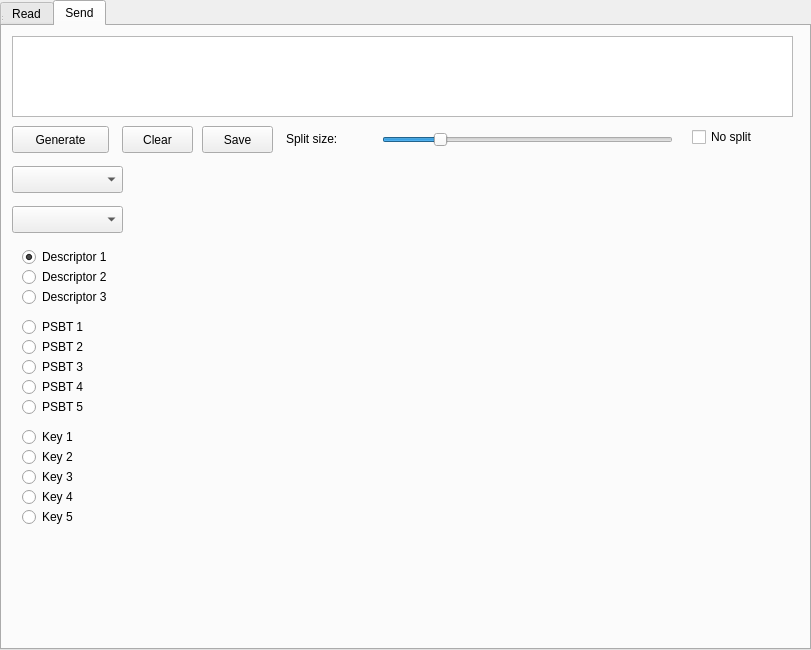
The window that form.ui (pythcoiner/SeedQReader) describes before a commit, drawn with Qt 5.
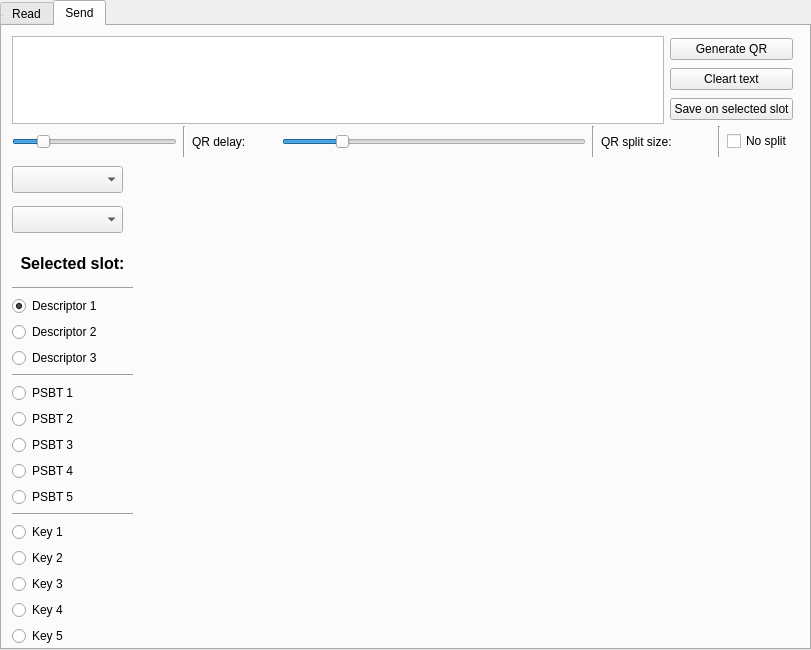
The same window after the commit. The open tabs and pages were chosen to show the change.

Commit message: Adding delay slider to QR and other small changes

What changed in the file:
```diff
--- a/form.ui
+++ b/form.ui
@@ -1,6 +1,14 @@
 <?xml version="1.0" encoding="UTF-8"?>
 <ui version="4.0">
   <widget class="QWidget" name="centralwidget">
+  <property name="geometry">
+   <rect>
+    <x>0</x>
+    <y>0</y>
+    <width>811</width>
+    <height>650</height>
+   </rect>
+  </property>
    <widget class="QTabWidget" name="tabWidget">
     <property name="geometry">
      <rect>
@@ -65,70 +73,86 @@
        <string/>
       </property>
      </widget>
-     <widget class="QPushButton" name="btn_start_read">
+    <widget class="QWidget" name="verticalLayoutWidget_2">
       <property name="geometry">
        <rect>
         <x>10</x>
-        <y>320</y>
-        <width>161</width>
-        <height>27</height>
-       </rect>
-      </property>
-      <property name="text">
-       <string>Start Read</string>
-      </property>
-     </widget>
-     <widget class="QComboBox" name="combo_camera">
-      <property name="geometry">
-       <rect>
-        <x>10</x>
-        <y>30</y>
-        <width>111</width>
-        <height>27</height>
-       </rect>
-      </property>
-     </widget>
-     <widget class="QLabel" name="split_size_2">
-      <property name="geometry">
-       <rect>
-        <x>20</x>
-        <y>10</y>
-        <width>91</width>
-        <height>17</height>
-       </rect>
+       <y>20</y>
+       <width>151</width>
+       <height>94</height>
+      </rect>
+     </property>
+     <layout class="QVBoxLayout" name="verticalLayout_4">
+      <item>
+       <widget class="QLabel" name="camera_label">
+        <property name="font">
+         <font>
+          <pointsize>11</pointsize>
+          <bold>true</bold>
+         </font>
       </property>
       <property name="text">
        <string>Camera:</string>
       </property>
-     </widget>
+        <property name="alignment">
+         <set>Qt::AlignCenter</set>
+        </property>
+       </widget>
+      </item>
+      <item>
+       <widget class="Line" name="line_7">
+        <property name="orientation">
+         <enum>Qt::Horizontal</enum>
+        </property>
+       </widget>
+      </item>
+      <item>
+       <layout class="QHBoxLayout" name="horizontalLayout_4">
+        <item>
+         <widget class="QComboBox" name="combo_camera">
+          <property name="sizePolicy">
+           <sizepolicy hsizetype="Expanding" vsizetype="Fixed">
+            <horstretch>0</horstretch>
+            <verstretch>0</verstretch>
+           </sizepolicy>
+          </property>
+         </widget>
+        </item>
+        <item>
      <widget class="QPushButton" name="btn_camera_update">
-      <property name="geometry">
-       <rect>
-        <x>90</x>
-        <y>3</y>
-        <width>31</width>
-        <height>27</height>
-       </rect>
-      </property>
+          <property name="sizePolicy">
+           <sizepolicy hsizetype="Minimum" vsizetype="Fixed">
+            <horstretch>0</horstretch>
+            <verstretch>0</verstretch>
+           </sizepolicy>
+          </property>
+          <property name="minimumSize">
+           <size>
+            <width>0</width>
+            <height>0</height>
+           </size>
+          </property>
       <property name="text">
-       <string/>
-      </property>
+           <string>🔍</string>
+          </property>
+         </widget>
+        </item>
+       </layout>
+      </item>
+      <item>
+       <widget class="QPushButton" name="btn_start_read">
+        <property name="text">
+         <string>Start Read</string>
+        </property>
+       </widget>
+      </item>
+     </layout>
      </widget>
     </widget>
     <widget class="QWidget" name="send_tab">
      <attribute name="title">
       <string>Send</string>
      </attribute>
-     <widget class="QPlainTextEdit" name="data_out">
-      <property name="geometry">
-       <rect>
-        <x>10</x>
-        <y>10</y>
-        <width>781</width>
-        <height>81</height>
-       </rect>
-      </property>
-     </widget>
      <widget class="QLabel" name="video_out">
       <property name="geometry">
        <rect>
@@ -142,28 +166,51 @@
        <string/>
       </property>
      </widget>
-     <widget class="QPushButton" name="btn_generate">
+    <widget class="QComboBox" name="combo_type">
       <property name="geometry">
        <rect>
         <x>10</x>
-        <y>100</y>
-        <width>97</width>
+       <y>180</y>
+       <width>111</width>
         <height>27</height>
+      </rect>
+     </property>
+    </widget>
+    <widget class="QComboBox" name="combo_format">
+     <property name="geometry">
+      <rect>
+       <x>10</x>
+       <y>140</y>
+       <width>111</width>
+       <height>27</height>
+      </rect>
+     </property>
+    </widget>
+    <widget class="QLabel" name="steps">
+     <property name="geometry">
+      <rect>
+       <x>440</x>
+       <y>590</y>
+       <width>67</width>
+       <height>17</height>
        </rect>
       </property>
       <property name="text">
-       <string>Generate</string>
-      </property>
-     </widget>
+      <string/>
+     </property>
+    </widget>
+    <widget class="QWidget" name="horizontalLayoutWidget">
+     <property name="geometry">
+      <rect>
+       <x>280</x>
+       <y>100</y>
+       <width>511</width>
+       <height>31</height>
+      </rect>
+     </property>
+     <layout class="QHBoxLayout" name="horizontalLayout">
+      <item>
      <widget class="QSlider" name="send_slider">
-      <property name="geometry">
-       <rect>
-        <x>380</x>
-        <y>100</y>
-        <width>291</width>
-        <height>28</height>
-       </rect>
-      </property>
       <property name="minimum">
        <number>10</number>
       </property>
@@ -183,118 +230,98 @@
        <number>15</number>
       </property>
      </widget>
+      </item>
+      <item>
+       <widget class="Line" name="line_4">
+        <property name="orientation">
+         <enum>Qt::Vertical</enum>
+        </property>
+       </widget>
+      </item>
+      <item>
+       <widget class="QLabel" name="split_size">
+        <property name="sizePolicy">
+         <sizepolicy hsizetype="Fixed" vsizetype="Preferred">
+          <horstretch>0</horstretch>
+          <verstretch>0</verstretch>
+         </sizepolicy>
+        </property>
+        <property name="minimumSize">
+         <size>
+          <width>111</width>
+          <height>0</height>
+         </size>
+        </property>
+        <property name="text">
+         <string>QR split size:</string>
+        </property>
+       </widget>
+      </item>
+      <item>
+       <widget class="Line" name="line_5">
+        <property name="orientation">
+         <enum>Qt::Vertical</enum>
+        </property>
+       </widget>
+      </item>
+      <item>
      <widget class="QCheckBox" name="no_split">
-      <property name="geometry">
-       <rect>
-        <x>690</x>
-        <y>100</y>
-        <width>96</width>
-        <height>22</height>
-       </rect>
-      </property>
       <property name="text">
        <string>No split</string>
       </property>
      </widget>
-     <widget class="QPushButton" name="btn_clear">
-      <property name="geometry">
-       <rect>
-        <x>120</x>
-        <y>100</y>
-        <width>71</width>
-        <height>27</height>
-       </rect>
-      </property>
-      <property name="text">
-       <string>Clear</string>
-      </property>
-     </widget>
-     <widget class="QRadioButton" name="key_1">
+      </item>
+     </layout>
+    </widget>
+    <widget class="QWidget" name="verticalLayoutWidget">
       <property name="geometry">
        <rect>
-        <x>20</x>
-        <y>400</y>
-        <width>116</width>
-        <height>22</height>
-       </rect>
-      </property>
-      <property name="text">
-       <string>Key 1</string>
-      </property>
-     </widget>
-     <widget class="QRadioButton" name="key_2">
-      <property name="geometry">
-       <rect>
-        <x>20</x>
-        <y>420</y>
-        <width>116</width>
-        <height>22</height>
-       </rect>
-      </property>
-      <property name="text">
-       <string>Key 2</string>
-      </property>
-     </widget>
-     <widget class="QRadioButton" name="key_3">
-      <property name="geometry">
-       <rect>
-        <x>20</x>
-        <y>440</y>
-        <width>116</width>
-        <height>22</height>
-       </rect>
-      </property>
-      <property name="text">
-       <string>Key 3</string>
-      </property>
-     </widget>
-     <widget class="QRadioButton" name="key_4">
-      <property name="geometry">
-       <rect>
-        <x>20</x>
-        <y>460</y>
-        <width>116</width>
-        <height>22</height>
-       </rect>
-      </property>
-      <property name="text">
-       <string>Key 4</string>
-      </property>
-     </widget>
-     <widget class="QRadioButton" name="key_5">
-      <property name="geometry">
-       <rect>
-        <x>20</x>
-        <y>480</y>
-        <width>116</width>
-        <height>22</height>
-       </rect>
-      </property>
-      <property name="text">
-       <string>Key 5</string>
-      </property>
-     </widget>
-     <widget class="QPushButton" name="btn_save">
-      <property name="geometry">
-       <rect>
-        <x>200</x>
-        <y>100</y>
-        <width>71</width>
-        <height>27</height>
-       </rect>
-      </property>
-      <property name="text">
-       <string>Save</string>
-      </property>
-     </widget>
-     <widget class="QRadioButton" name="desc_1">
-      <property name="geometry">
-       <rect>
-        <x>20</x>
+       <x>10</x>
         <y>220</y>
-        <width>116</width>
-        <height>22</height>
-       </rect>
+       <width>121</width>
+       <height>400</height>
+      </rect>
+     </property>
+     <layout class="QVBoxLayout" name="verticalLayout">
+      <item>
+       <widget class="QLabel" name="label">
+        <property name="font">
+         <font>
+          <pointsize>12</pointsize>
+          <bold>true</bold>
+         </font>
+        </property>
+        <property name="text">
+         <string>Selected slot:</string>
+        </property>
+        <property name="alignment">
+         <set>Qt::AlignCenter</set>
+        </property>
+       </widget>
+      </item>
+      <item>
+       <widget class="Line" name="line">
+        <property name="orientation">
+         <enum>Qt::Horizontal</enum>
+        </property>
+       </widget>
+      </item>
+      <item>
+       <widget class="QRadioButton" name="desc_1">
+        <property name="sizePolicy">
+         <sizepolicy hsizetype="Minimum" vsizetype="Fixed">
+          <horstretch>0</horstretch>
+          <verstretch>0</verstretch>
+         </sizepolicy>
+        </property>
+        <property name="minimumSize">
+         <size>
+          <width>0</width>
+          <height>0</height>
+         </size>
+        </property>
+        <property name="layoutDirection">
+         <enum>Qt::LeftToRight</enum>
       </property>
       <property name="text">
        <string>Descriptor 1</string>
@@ -303,146 +330,217 @@
        <bool>true</bool>
       </property>
      </widget>
+      </item>
+      <item>
+       <widget class="QRadioButton" name="desc_2">
+        <property name="text">
+         <string>Descriptor 2</string>
+        </property>
+       </widget>
+      </item>
+      <item>
      <widget class="QRadioButton" name="desc_3">
-      <property name="geometry">
-       <rect>
-        <x>20</x>
-        <y>260</y>
-        <width>116</width>
-        <height>22</height>
-       </rect>
-      </property>
       <property name="text">
        <string>Descriptor 3</string>
       </property>
      </widget>
+      </item>
+      <item>
+       <widget class="Line" name="line_2">
+        <property name="orientation">
+         <enum>Qt::Horizontal</enum>
+        </property>
+       </widget>
+      </item>
+      <item>
      <widget class="QRadioButton" name="psbt_1">
-      <property name="geometry">
-       <rect>
-        <x>20</x>
-        <y>290</y>
-        <width>116</width>
-        <height>22</height>
-       </rect>
-      </property>
       <property name="text">
        <string>PSBT 1</string>
       </property>
      </widget>
-     <widget class="QRadioButton" name="desc_2">
-      <property name="geometry">
-       <rect>
-        <x>20</x>
-        <y>240</y>
-        <width>116</width>
-        <height>22</height>
-       </rect>
-      </property>
-      <property name="text">
-       <string>Descriptor 2</string>
-      </property>
-     </widget>
+      </item>
+      <item>
      <widget class="QRadioButton" name="psbt_2">
-      <property name="geometry">
-       <rect>
-        <x>20</x>
-        <y>310</y>
-        <width>116</width>
-        <height>22</height>
-       </rect>
-      </property>
       <property name="text">
        <string>PSBT 2</string>
       </property>
      </widget>
+      </item>
+      <item>
      <widget class="QRadioButton" name="psbt_3">
-      <property name="geometry">
-       <rect>
-        <x>20</x>
-        <y>330</y>
-        <width>116</width>
-        <height>22</height>
-       </rect>
-      </property>
       <property name="text">
        <string>PSBT 3</string>
       </property>
      </widget>
+      </item>
+      <item>
      <widget class="QRadioButton" name="psbt_4">
-      <property name="geometry">
-       <rect>
-        <x>20</x>
-        <y>350</y>
-        <width>116</width>
-        <height>22</height>
-       </rect>
-      </property>
       <property name="text">
        <string>PSBT 4</string>
       </property>
      </widget>
+      </item>
+      <item>
      <widget class="QRadioButton" name="psbt_5">
-      <property name="geometry">
-       <rect>
-        <x>20</x>
-        <y>370</y>
-        <width>116</width>
-        <height>22</height>
-       </rect>
-      </property>
       <property name="text">
        <string>PSBT 5</string>
       </property>
      </widget>
-     <widget class="QComboBox" name="combo_type">
-      <property name="geometry">
-       <rect>
-        <x>10</x>
-        <y>180</y>
-        <width>111</width>
-        <height>27</height>
-       </rect>
-      </property>
-     </widget>
-     <widget class="QComboBox" name="combo_format">
-      <property name="geometry">
-       <rect>
-        <x>10</x>
-        <y>140</y>
-        <width>111</width>
-        <height>27</height>
-       </rect>
-      </property>
-     </widget>
-     <widget class="QLabel" name="steps">
+      </item>
+      <item>
+       <widget class="Line" name="line_3">
+        <property name="orientation">
+         <enum>Qt::Horizontal</enum>
+        </property>
+       </widget>
+      </item>
+      <item>
+       <widget class="QRadioButton" name="key_1">
+        <property name="text">
+         <string>Key 1</string>
+        </property>
+       </widget>
+      </item>
+      <item>
+       <widget class="QRadioButton" name="key_2">
+        <property name="text">
+         <string>Key 2</string>
+        </property>
+       </widget>
+      </item>
+      <item>
+       <widget class="QRadioButton" name="key_3">
+        <property name="text">
+         <string>Key 3</string>
+        </property>
+       </widget>
+      </item>
+      <item>
+       <widget class="QRadioButton" name="key_4">
+        <property name="text">
+         <string>Key 4</string>
+        </property>
+       </widget>
+      </item>
+      <item>
+       <widget class="QRadioButton" name="key_5">
+        <property name="text">
+         <string>Key 5</string>
+        </property>
+       </widget>
+      </item>
+     </layout>
+    </widget>
+    <widget class="QWidget" name="horizontalLayoutWidget_2">
       <property name="geometry">
        <rect>
-        <x>440</x>
-        <y>590</y>
-        <width>67</width>
-        <height>17</height>
-       </rect>
-      </property>
-      <property name="text">
+       <x>10</x>
+       <y>10</y>
+       <width>781</width>
+       <height>88</height>
+      </rect>
+     </property>
+     <layout class="QHBoxLayout" name="horizontalLayout_2">
+      <item>
+       <widget class="QPlainTextEdit" name="data_out">
+        <property name="plainText">
        <string/>
       </property>
-     </widget>
-     <widget class="QLabel" name="split_size">
+        <property name="placeholderText">
+         <string>Type the QR code content here, then click Generate QR</string>
+        </property>
+       </widget>
+      </item>
+      <item>
+       <layout class="QVBoxLayout" name="verticalLayout_3">
+        <item>
+         <widget class="QPushButton" name="btn_generate">
+          <property name="text">
+           <string>Generate QR</string>
+          </property>
+         </widget>
+        </item>
+        <item>
+         <widget class="QPushButton" name="btn_clear">
+          <property name="text">
+           <string>Cleart text</string>
+          </property>
+         </widget>
+        </item>
+        <item>
+         <widget class="QPushButton" name="btn_save">
+          <property name="text">
+           <string>Save on selected slot</string>
+          </property>
+         </widget>
+        </item>
+       </layout>
+      </item>
+     </layout>
+    </widget>
+    <widget class="QWidget" name="horizontalLayoutWidget_3">
       <property name="geometry">
        <rect>
-        <x>284</x>
-        <y>104</y>
-        <width>91</width>
-        <height>17</height>
-       </rect>
-      </property>
+       <x>10</x>
+       <y>100</y>
+       <width>261</width>
+       <height>31</height>
+      </rect>
+     </property>
+     <layout class="QHBoxLayout" name="horizontalLayout_3">
+      <item>
+       <widget class="QSlider" name="delay_slider">
+        <property name="minimum">
+         <number>100</number>
+        </property>
+        <property name="maximum">
+         <number>2000</number>
+        </property>
+        <property name="singleStep">
+         <number>10</number>
+        </property>
+        <property name="value">
+         <number>400</number>
+        </property>
+        <property name="orientation">
+         <enum>Qt::Horizontal</enum>
+        </property>
+       </widget>
+      </item>
+      <item>
+       <widget class="Line" name="line_6">
+        <property name="orientation">
+         <enum>Qt::Vertical</enum>
+        </property>
+       </widget>
+      </item>
+      <item>
+       <widget class="QLabel" name="delay_size">
+        <property name="minimumSize">
+         <size>
+          <width>81</width>
+          <height>0</height>
+         </size>
+        </property>
       <property name="text">
-       <string>Split size:</string>
-      </property>
-     </widget>
+         <string>QR delay:</string>
+        </property>
+       </widget>
+      </item>
+     </layout>
     </widget>
    </widget>
-  <widget class="QStatusBar" name="statusbar"/>
+  </widget>
+  <widget class="QStatusBar" name="statusbar">
+   <property name="geometry">
+    <rect>
+     <x>0</x>
+     <y>0</y>
+     <width>3</width>
+     <height>21</height>
+    </rect>
+   </property>
+  </widget>
  </widget>
  <resources/>
  <connections/>
```
Left out of the diff: 1 changed line with no effect on the pictures. Lines whose indentation alone changed are shown as unchanged. The commit also changes 1 other file.
